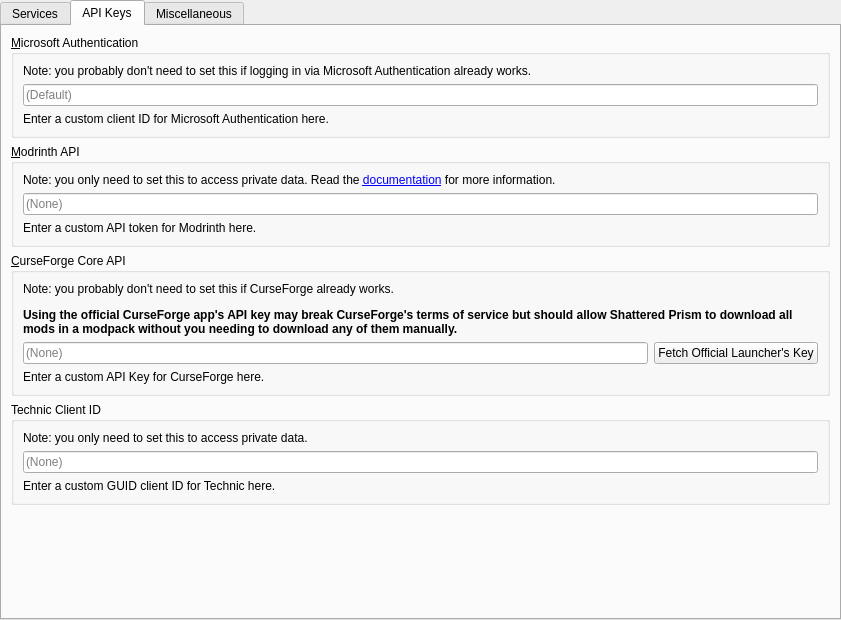
First picture: the form in launcher/ui/pages/global/APIPage.ui, repository MinWixMods/ShatteredPrism, before the edit.
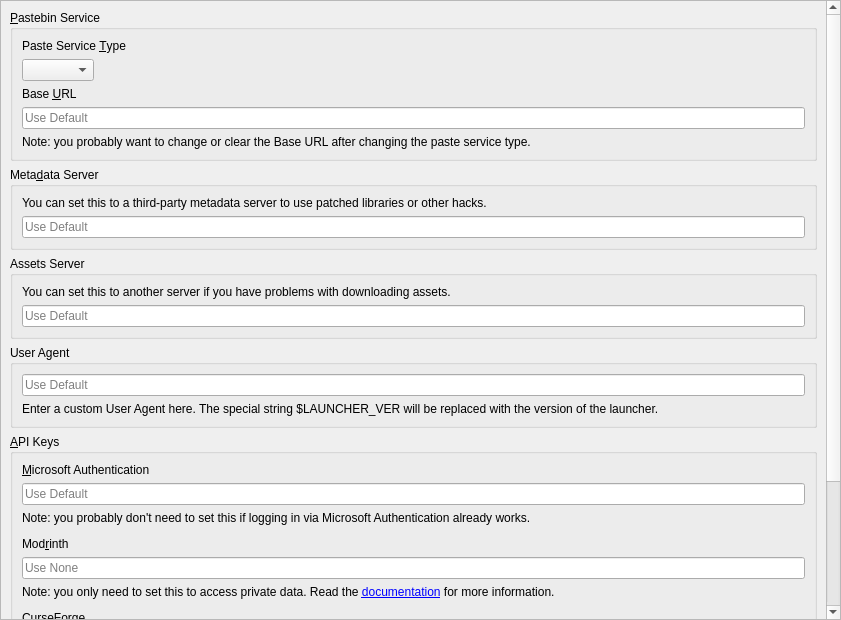
Second picture: the form after the edit. The open tabs and pages were chosen to show the change.

Patch:
```diff
--- a/launcher/ui/pages/global/APIPage.ui
+++ b/launcher/ui/pages/global/APIPage.ui
@@ -10,7 +10,7 @@
     <height>620</height>
    </rect>
   </property>
-  <layout class="QVBoxLayout" name="verticalLayout">
+  <layout class="QVBoxLayout" name="verticalLayout_2">
    <property name="leftMargin">
     <number>0</number>
    </property>
@@ -24,15 +24,20 @@
     <number>0</number>
    </property>
    <item>
-    <widget class="QTabWidget" name="tabWidget">
-     <property name="currentIndex">
-      <number>0</number>
+    <widget class="QScrollArea" name="scrollArea">
+     <property name="widgetResizable">
+      <bool>true</bool>
      </property>
-     <widget class="QWidget" name="tab">
-      <attribute name="title">
-       <string>Services</string>
-      </attribute>
-      <layout class="QVBoxLayout" name="verticalLayout_2">
+     <widget class="QWidget" name="scrollAreaWidgetContents">
+      <property name="geometry">
+       <rect>
+        <x>0</x>
+        <y>-216</y>
+        <width>816</width>
+        <height>832</height>
+       </rect>
+      </property>
+      <layout class="QVBoxLayout" name="verticalLayout">
        <item>
         <widget class="QGroupBox" name="groupBox_paste">
          <property name="title">
@@ -50,7 +55,14 @@
            </widget>
           </item>
           <item>
-           <widget class="QComboBox" name="pasteTypeComboBox"/>
+           <widget class="QComboBox" name="pasteTypeComboBox">
+            <property name="sizePolicy">
+             <sizepolicy hsizetype="Maximum" vsizetype="Fixed">
+              <horstretch>0</horstretch>
+              <verstretch>0</verstretch>
+             </sizepolicy>
+            </property>
+           </widget>
           </item>
           <item>
            <widget class="QLabel" name="baseURLLabel">
@@ -65,7 +77,7 @@
           <item>
            <widget class="QLineEdit" name="baseURLEntry">
             <property name="placeholderText">
-             <string/>
+             <string>Use Default</string>
             </property>
             <property name="clearButtonEnabled">
              <bool>true</bool>
@@ -92,7 +104,7 @@
          </property>
          <layout class="QVBoxLayout" name="verticalLayout_5">
           <item>
-           <widget class="QLabel" name="label_5">
+           <widget class="QLabel" name="label_6">
             <property name="text">
              <string>You can set this to a third-party metadata server to use patched libraries or other hacks.</string>
             </property>
@@ -102,19 +114,31 @@
             <property name="wordWrap">
              <bool>true</bool>
             </property>
+            <property name="openExternalLinks">
+             <bool>true</bool>
+            </property>
            </widget>
           </item>
           <item>
            <widget class="QLineEdit" name="metaURL">
             <property name="placeholderText">
-             <string/>
+             <string>Use Default</string>
             </property>
            </widget>
           </item>
+         </layout>
+        </widget>
+       </item>
+       <item>
+        <widget class="QGroupBox" name="groupBox_assets">
+         <property name="title">
+          <string>Assets Server</string>
+         </property>
+         <layout class="QVBoxLayout" name="verticalLayout_6">
           <item>
-           <widget class="QLabel" name="label_6">
+           <widget class="QLabel" name="label_7">
             <property name="text">
-             <string>Enter a custom URL for meta here.</string>
+             <string>You can set this to another server if you have problems with downloading assets.</string>
             </property>
             <property name="textFormat">
              <enum>Qt::RichText</enum>
@@ -127,35 +151,80 @@
             </property>
            </widget>
           </item>
+          <item>
+           <widget class="QLineEdit" name="resourceURL">
+            <property name="placeholderText">
+             <string>Use Default</string>
+            </property>
+           </widget>
+          </item>
          </layout>
         </widget>
        </item>
        <item>
-        <spacer name="verticalSpacer_2">
-         <property name="orientation">
-          <enum>Qt::Vertical</enum>
-         </property>
-         <property name="sizeHint" stdset="0">
+        <widget class="QGroupBox" name="groupBox_ua">
+         <property name="minimumSize">
           <size>
-           <width>20</width>
-           <height>40</height>
+           <width>0</width>
+           <height>0</height>
           </size>
          </property>
-        </spacer>
+         <property name="title">
+          <string>User Agent</string>
+         </property>
+         <layout class="QVBoxLayout" name="verticalLayout_7">
+          <item>
+           <widget class="QLineEdit" name="userAgentLineEdit">
+            <property name="placeholderText">
+             <string>Use Default</string>
+            </property>
+           </widget>
+          </item>
+          <item>
+           <widget class="QLabel" name="userAgentLabel">
+            <property name="text">
+             <string>Enter a custom User Agent here. The special string $LAUNCHER_VER will be replaced with the version of the launcher.</string>
+            </property>
+            <property name="wordWrap">
+             <bool>true</bool>
+            </property>
+           </widget>
+          </item>
+         </layout>
+        </widget>
        </item>
-      </layout>
-     </widget>
-     <widget class="QWidget" name="tab_2">
-      <attribute name="title">
-       <string>API Keys</string>
-      </attribute>
-      <layout class="QVBoxLayout" name="verticalLayout_8">
        <item>
         <widget class="QGroupBox" name="groupBox_msa">
          <property name="title">
-          <string>&amp;Microsoft Authentication</string>
+          <string>&amp;API Keys</string>
          </property>
          <layout class="QVBoxLayout" name="verticalLayout_4">
+          <item>
+           <widget class="QLabel" name="msaClientIDLabel">
+            <property name="text">
+             <string>&amp;Microsoft Authentication</string>
+            </property>
+            <property name="textFormat">
+             <enum>Qt::RichText</enum>
+            </property>
+            <property name="wordWrap">
+             <bool>true</bool>
+            </property>
+            <property name="openExternalLinks">
+             <bool>true</bool>
+            </property>
+            <property name="buddy">
+             <cstring>msaClientID</cstring>
+            </property>
+           </widget>
+          </item>
+          <item>
+           <widget class="QLineEdit" name="msaClientID">
+            <property name="placeholderText">
+             <string>Use Default</string>
+            </property>
+           </widget>
+          </item>
           <item>
            <widget class="QLabel" name="label_3">
             <property name="text">
@@ -170,16 +239,25 @@
            </widget>
           </item>
           <item>
-           <widget class="QLineEdit" name="msaClientID">
-            <property name="placeholderText">
-             <string>(Default)</string>
+           <spacer name="verticalSpacer">
+            <property name="orientation">
+             <enum>Qt::Vertical</enum>
             </property>
-           </widget>
+            <property name="sizeType">
+             <enum>QSizePolicy::Fixed</enum>
+            </property>
+            <property name="sizeHint" stdset="0">
+             <size>
+              <width>0</width>
+              <height>6</height>
+             </size>
+            </property>
+           </spacer>
           </item>
           <item>
-           <widget class="QLabel" name="label_4">
+           <widget class="QLabel" name="modrinthTokenLabel">
             <property name="text">
-             <string>Enter a custom client ID for Microsoft Authentication here.</string>
+             <string>Mod&amp;rinth</string>
             </property>
             <property name="textFormat">
              <enum>Qt::RichText</enum>
@@ -190,72 +268,54 @@
             <property name="openExternalLinks">
              <bool>true</bool>
             </property>
-           </widget>
-          </item>
-         </layout>
-        </widget>
-       </item>
-       <item>
-        <widget class="QGroupBox" name="groupBox_modrinth">
-         <property name="enabled">
-          <bool>true</bool>
-         </property>
-         <property name="title">
-          <string>&amp;Modrinth API</string>
-         </property>
-         <layout class="QGridLayout" name="gridLayout">
-          <item row="0" column="0">
-           <widget class="QLabel" name="label_8">
-            <property name="text">
-             <string>&lt;html&gt;&lt;head/&gt;&lt;body&gt;&lt;p&gt;Note: you only need to set this to access private data. Read the &lt;a href=&quot;https://docs.modrinth.com/api/#authentication&quot;&gt;documentation&lt;/a&gt; for more information.&lt;/p&gt;&lt;/body&gt;&lt;/html&gt;</string>
+            <property name="buddy">
+             <cstring>modrinthToken</cstring>
             </property>
-            <property name="openExternalLinks">
-             <bool>true</bool>
-            </property>
            </widget>
           </item>
-          <item row="2" column="0">
-           <widget class="QLabel" name="label_7">
-            <property name="text">
-             <string>Enter a custom API token for Modrinth here.</string>
-            </property>
-            <property name="textFormat">
-             <enum>Qt::RichText</enum>
-            </property>
-            <property name="wordWrap">
-             <bool>true</bool>
-            </property>
-            <property name="openExternalLinks">
-             <bool>true</bool>
-            </property>
-           </widget>
-          </item>
-          <item row="1" column="0">
+          <item>
            <widget class="QLineEdit" name="modrinthToken">
             <property name="enabled">
              <bool>true</bool>
             </property>
             <property name="placeholderText">
-             <string>(None)</string>
+             <string>Use None</string>
             </property>
            </widget>
           </item>
-         </layout>
-        </widget>
-       </item>
-       <item>
-        <widget class="QGroupBox" name="groupBox_flame">
-         <property name="enabled">
-          <bool>true</bool>
-         </property>
-         <property name="title">
-          <string>&amp;CurseForge Core API</string>
-         </property>
-         <layout class="QGridLayout" name="gridLayout">
-          <item row="2" column="0">
-           <widget class="QLabel" name="label_7">
+          <item>
+           <widget class="QLabel" name="label_8">
             <property name="text">
-             <string>Enter a custom API Key for CurseForge here.</string>
+             <string>&lt;html&gt;&lt;head/&gt;&lt;body&gt;&lt;p&gt;Note: you only need to set this to access private data. Read the &lt;a href=&quot;https://docs.modrinth.com/api/#authentication&quot;&gt;documentation&lt;/a&gt; for more information.&lt;/p&gt;&lt;/body&gt;&lt;/html&gt;</string>
+            </property>
+            <property name="wordWrap">
+             <bool>true</bool>
+            </property>
+            <property name="openExternalLinks">
+             <bool>true</bool>
+            </property>
+           </widget>
+          </item>
+          <item>
+           <spacer name="verticalSpacer_4">
+            <property name="orientation">
+             <enum>Qt::Vertical</enum>
+            </property>
+            <property name="sizeType">
+             <enum>QSizePolicy::Fixed</enum>
+            </property>
+            <property name="sizeHint" stdset="0">
+             <size>
+              <width>0</width>
+              <height>6</height>
+             </size>
+            </property>
+           </spacer>
+          </item>
+          <item>
+           <widget class="QLabel" name="flameKeyLabel">
+            <property name="text">
+             <string>&amp;CurseForge</string>
             </property>
             <property name="textFormat">
              <enum>Qt::RichText</enum>
@@ -266,68 +326,82 @@
             <property name="openExternalLinks">
              <bool>true</bool>
             </property>
+            <property name="buddy">
+             <cstring>flameKey</cstring>
+            </property>
            </widget>
           </item>
-          <item row="1" column="0">
-           <widget class="QLineEdit" name="flameKey">
-            <property name="enabled">
+          <item>
+           <layout class="QGridLayout" name="flameKeyLayout">
+            <item row="0" column="0">
+             <widget class="QLineEdit" name="flameKey">
+              <property name="enabled">
+              <bool>true</bool>
+              </property>
+              <property name="placeholderText">
+              <string>Use Default</string>
+              </property>
+             </widget>
+            </item>
+            <item row="0" column="1">
+             <widget class="QPushButton" name="fetchKeyButton">
+              <property name="text">
+               <string>Fetch Official Launcher's Key</string>
+              </property>
+             </widget>
+            </item>
+           </layout>
+          </item>
+          <item>
+           <widget class="QLabel" name="label_10">
+            <property name="text">
+             <string>&lt;span style=&quot;font-weight:700;&quot;&gt;Using the official CurseForge app's API key may break CurseForge's terms of service but should allow Shattered Prism to download all mods in a modpack without you needing to download any of them manually.&lt;/span&gt;</string>
+            </property>
+            <property name="wordWrap">
              <bool>true</bool>
             </property>
+           </widget>
+          </item>
+          <item>
+           <spacer name="verticalSpacer_3">
+            <property name="orientation">
+             <enum>Qt::Vertical</enum>
+            </property>
+            <property name="sizeType">
+             <enum>QSizePolicy::Fixed</enum>
+            </property>
+            <property name="sizeHint" stdset="0">
+             <size>
+              <width>0</width>
+              <height>6</height>
+             </size>
+            </property>
+           </spacer>
+          </item>
+          <item>
+           <widget class="QLabel" name="label_12">
+            <property name="text">
+             <string>&amp;Technic</string>
+            </property>
+            <property name="buddy">
+             <cstring>technicClientID</cstring>
+            </property>
+           </widget>
+          </item>
+          <item>
+           <widget class="QLineEdit" name="technicClientID">
             <property name="placeholderText">
-             <string>(None)</string>
+             <string>Use Default</string>
             </property>
            </widget>
           </item>
-          <item row="1" column="1">
-           <widget class="QPushButton" name="fetchKeyButton">
-            <property name="text">
-             <string>Fetch Official Launcher's Key</string>
-            </property>
-           </widget>
-          </item>
-          <item row="0" column="0" colspan="2">
-           <widget class="QLabel" name="label_8">
-            <property name="sizePolicy">
-             <sizepolicy hsizetype="Preferred" vsizetype="Preferred">
-              <horstretch>0</horstretch>
-              <verstretch>0</verstretch>
-             </sizepolicy>
-            </property>
-            <property name="text">
-             <string>&lt;html&gt;&lt;head/&gt;&lt;body&gt;&lt;p&gt;Note: you probably don't need to set this if CurseForge already works.&lt;/p&gt;&lt;p&gt;&lt;span style=&quot; font-weight:700;&quot;&gt;Using the official CurseForge app's API key may break CurseForge's terms of service but should allow Shattered Prism to download all mods in a modpack without you needing to download any of them manually.&lt;/span&gt;&lt;/p&gt;&lt;/body&gt;&lt;/html&gt;</string>
-            </property>
-            <property name="wordWrap">
-             <bool>true</bool>
-            </property>
-           </widget>
-          </item>
-         </layout>
-        </widget>
-       </item>
-       <item>
-        <widget class="QGroupBox" name="groupBox">
-         <property name="title">
-          <string>Technic Client ID</string>
-         </property>
-         <layout class="QVBoxLayout" name="verticalLayout_9">
           <item>
            <widget class="QLabel" name="label_11">
             <property name="text">
              <string>&lt;html&gt;&lt;head/&gt;&lt;body&gt;&lt;p&gt;Note: you only need to set this to access private data.&lt;/p&gt;&lt;/body&gt;&lt;/html&gt;</string>
             </property>
-           </widget>
-          </item>
-          <item>
-           <widget class="QLineEdit" name="technicClientID">
-            <property name="placeholderText">
-             <string>(None)</string>
-            </property>
-           </widget>
-          </item>
-          <item>
-           <widget class="QLabel" name="label_12">
-            <property name="text">
-             <string>Enter a custom GUID client ID for Technic here.</string>
+            <property name="wordWrap">
+             <bool>true</bool>
             </property>
            </widget>
           </item>
@@ -335,59 +409,14 @@
         </widget>
        </item>
        <item>
-        <spacer name="verticalSpacer">
+        <spacer name="verticalSpacer_2">
          <property name="orientation">
           <enum>Qt::Vertical</enum>
          </property>
          <property name="sizeHint" stdset="0">
-          <size>
-           <width>20</width>
-           <height>40</height>
-          </size>
-         </property>
-        </spacer>
-       </item>
-      </layout>
-     </widget>
-     <widget class="QWidget" name="tab_3">
-      <attribute name="title">
-       <string>Miscellaneous</string>
-      </attribute>
-      <layout class="QVBoxLayout" name="verticalLayout_6">
-       <item>
-        <widget class="QGroupBox" name="groupBox_ua">
-         <property name="minimumSize">
           <size>
            <width>0</width>
            <height>0</height>
-          </size>
-         </property>
-         <property name="title">
-          <string>User Agent</string>
-         </property>
-         <layout class="QVBoxLayout" name="verticalLayout_7">
-          <item>
-           <widget class="QLineEdit" name="userAgentLineEdit"/>
-          </item>
-          <item>
-           <widget class="QLabel" name="userAgentLabel">
-            <property name="text">
-             <string>Enter a custom User Agent here. The special string $LAUNCHER_VER will be replaced with the version of the launcher.</string>
-            </property>
-           </widget>
-          </item>
-         </layout>
-        </widget>
-       </item>
-       <item>
-        <spacer name="verticalSpacer_3">
-         <property name="orientation">
-          <enum>Qt::Vertical</enum>
-         </property>
-         <property name="sizeHint" stdset="0">
-          <size>
-           <width>20</width>
-           <height>40</height>
           </size>
          </property>
         </spacer>
```
